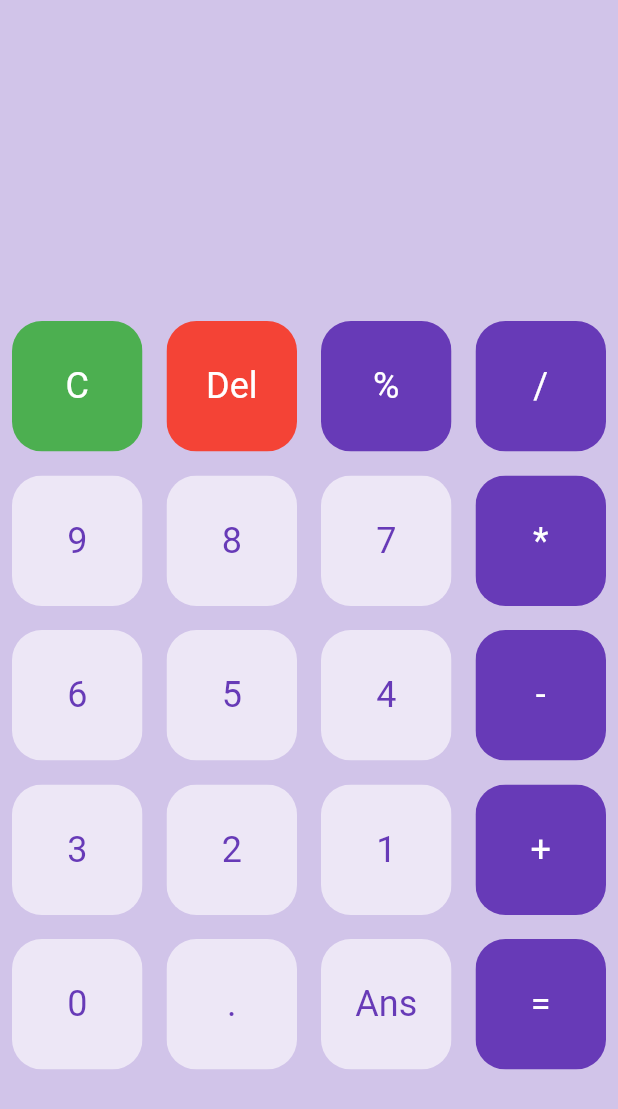
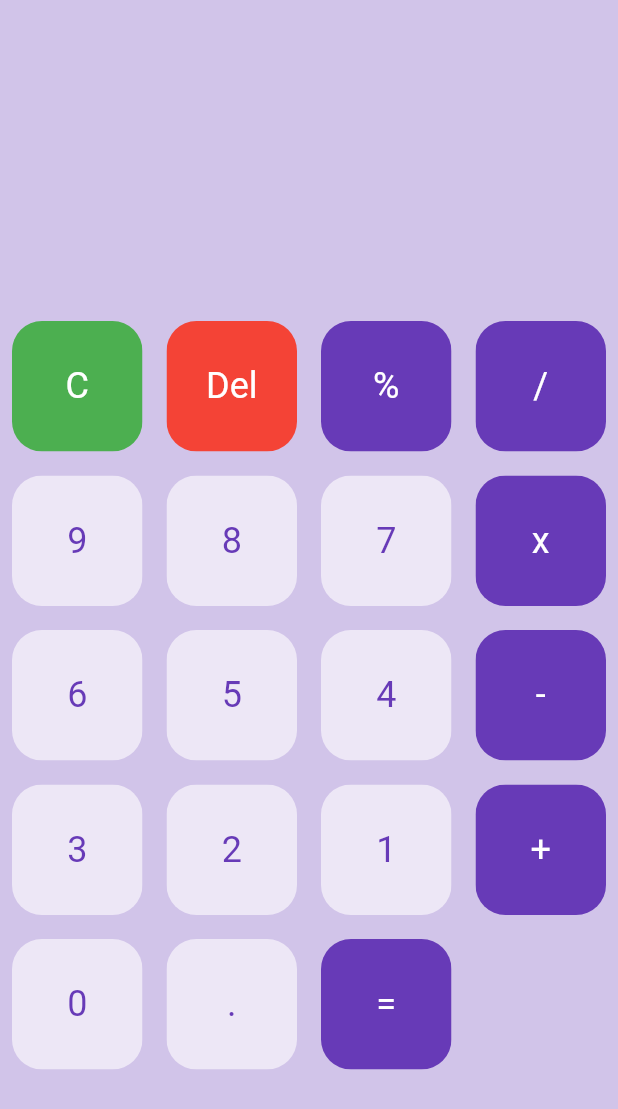
Before and after one commit to Gustaviusss/flutter_calculator, a Flutter app: the screen it shows after launch, on a phone screen of 412 x 824 dp. Shown: the top 1109 px of the screen. Run offline on Flutter 3.47's test engine with Material 2 defaults, Android fonts, the phone set to English and light mode, and no system bars; our stand-ins replace math_expressions.

Commit message:
finished app

```diff
--- a/flutter_calculator/lib/main.dart
+++ b/flutter_calculator/lib/main.dart
@@ -22,7 +22,7 @@ class MyHomePage extends StatefulWidget {
 class _MyHomePageState extends State<MyHomePage> {
   var userQuestion = '' ;
   var userAnswer = '' ;
-  final textStyle = TextStyle(fontSize: 30,);
+  final textStyle = TextStyle(fontSize: 32);
 
   final List<String> buttons = [
     'C',
@@ -32,7 +32,7 @@ class _MyHomePageState extends State<MyHomePage> {
     '9',
     '8',
     '7',
-    '*',
+    'x',
     '6',
     '5',
     '4',
@@ -43,7 +43,6 @@ class _MyHomePageState extends State<MyHomePage> {
     '+',
     '0',
     '.',
-    'Ans',
     '=',
   ];
 
@@ -51,7 +50,7 @@ class _MyHomePageState extends State<MyHomePage> {
     if(
       x=='%'||
       x=='/'||
-      x=='*'||
+      x=='x'||
       x=='-'||
       x=='+'||
       x=='='
@@ -63,6 +62,7 @@ class _MyHomePageState extends State<MyHomePage> {
 
   void equalPressed(){
     String finalQuestion = userQuestion;
+    finalQuestion = finalQuestion.replaceAll('x', '*');
 
     Parser p = Parser();
     Expression exp = p.parse(finalQuestion);
@@ -91,7 +91,7 @@ class _MyHomePageState extends State<MyHomePage> {
                     child: Text(userQuestion, style: textStyle,)),
                   Container(
                     alignment: Alignment.centerRight,
-                    child: Text(userAnswer, style: textStyle,)),
+                    child: Text(userAnswer, style:TextStyle(fontSize: 40),)),
                 ]),
             )),
           Expanded(
```
